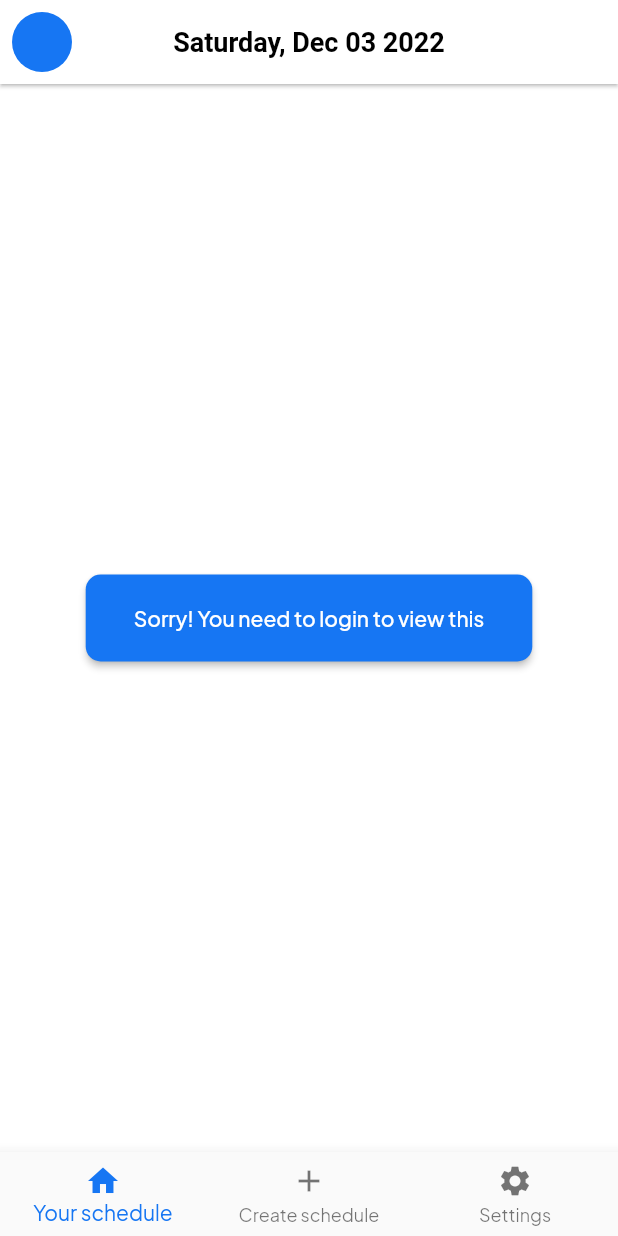
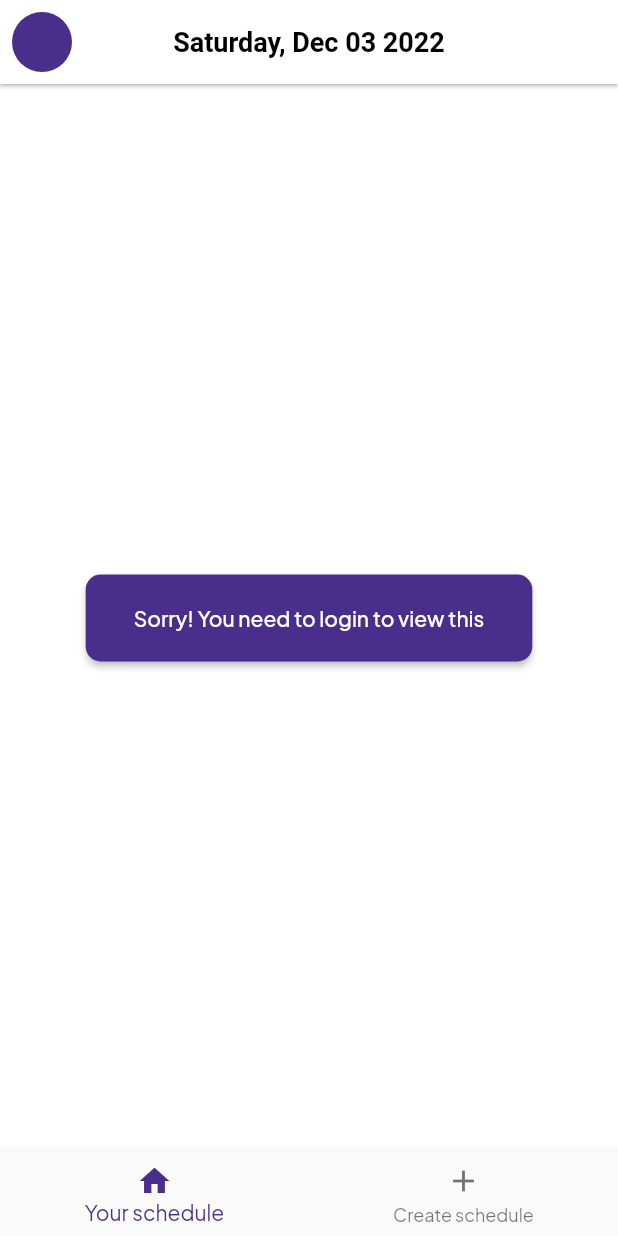
Before and after one commit to chuonglam/schedule_booking, a Flutter app: the screen it shows after launch, on a phone screen of 412 x 824 dp. Run offline on Flutter 3.47's test engine with Material 2 defaults, Android fonts, the phone set to English and light mode, and no system bars; our stand-ins replace flutter_svg, get, get_it, google_fonts, injectable, parse_server_sdk.

Commit message:
fix main screen ui

```diff
--- a/lib/common/styles.dart
+++ b/lib/common/styles.dart
@@ -33,18 +33,18 @@ class AppStyles {
   );
 
   static const MaterialColor mainColor = MaterialColor(
-    0xFF1676F3,
+    0xFF4A2E8C,
     {
-      50: Color(0xFF1676F3),
-      100: Color(0xFF1676F3),
-      200: Color(0xFF1676F3),
-      300: Color(0xFF1676F3),
-      400: Color(0xFF1676F3),
-      500: Color(0xFF1676F3),
-      600: Color(0xFF1676F3),
-      700: Color(0xFF1676F3),
-      800: Color(0xFF1676F3),
-      900: Color(0xFF1676F3)
+      50: Color(0xFF4A2E8C),
+      100: Color(0xFF4A2E8C),
+      200: Color(0xFF4A2E8C),
+      300: Color(0xFF4A2E8C),
+      400: Color(0xFF4A2E8C),
+      500: Color(0xFF4A2E8C),
+      600: Color(0xFF4A2E8C),
+      700: Color(0xFF4A2E8C),
+      800: Color(0xFF4A2E8C),
+      900: Color(0xFF4A2E8C)
     },
   );
 
@@ -75,7 +75,7 @@ class AppStyles {
           fontSize: 14,
           color: AppStyles.mainColor,
         ),
-        unselectedLabelTextStyle: AppStyles.medium.copyWith(
+        unselectedLabelTextStyle: AppStyles.regular.copyWith(
           color: const Color(0xff757575),
           fontSize: 14,
         ),
--- a/lib/screens/home/home_screen.dart
+++ b/lib/screens/home/home_screen.dart
@@ -1,5 +1,6 @@
 import 'package:flutter/material.dart';
 import 'package:schedule_booking/common/exts.dart';
+import 'package:schedule_booking/common/styles.dart';
 
 class UserScheduleScreen extends StatelessWidget {
   const UserScheduleScreen({super.key});
@@ -7,9 +8,17 @@ class UserScheduleScreen extends StatelessWidget {
   @override
   Widget build(BuildContext context) {
     final bool isMediumOrLargeScreen = !context.isSmallScreen;
-    return Scaffold(
-      body: CustomScrollView(
+    return CustomScrollView(
       slivers: [
+        SliverToBoxAdapter(
+          child: Padding(
+            padding: const EdgeInsets.all(16.0),
+            child: Text(
+              "Your schedule",
+              style: AppStyles.semiBold.copyWith(fontSize: 28.5),
+            ),
+          ),
+        ),
         SliverPadding(
           padding: const EdgeInsets.all(16),
           sliver: SliverGrid(
@@ -27,7 +36,6 @@ class UserScheduleScreen extends StatelessWidget {
           ),
         ),
       ],
-      ),
     );
   }
 }
--- a/lib/screens/main/main_screen.dart
+++ b/lib/screens/main/main_screen.dart
@@ -1,6 +1,8 @@
 import 'package:flutter/material.dart';
+import 'package:flutter_svg/svg.dart';
 import 'package:get/get.dart';
 import 'package:schedule_booking/common/exts.dart';
+import 'package:schedule_booking/common/styles.dart';
 import 'package:schedule_booking/screens/auth/auth_controller.dart';
 import 'package:schedule_booking/screens/auth/auth_screen.dart';
 import 'package:schedule_booking/screens/create_schedule/create_schedule_screen.dart';
@@ -43,20 +45,34 @@ class _MainScreenState extends State<MainScreen> {
                   _selectedIndex = value;
                 });
               },
-              destinations: const [
+              destinations: [
                 NavigationRailDestination(
-                  icon: Icon(Icons.home),
-                  label: Text(
-                    "Your schedule",
+                  icon: SvgPicture.asset(
+                    "assets/svg/ic_overview.svg",
+                    width: 20,
+                    height: 20,
+                  ),
+                  label: const Text("Your schedule"),
+                  selectedIcon: SvgPicture.asset(
+                    "assets/svg/ic_overview.svg",
+                    color: AppStyles.mainColor,
+                    width: 20,
+                    height: 20,
                   ),
                 ),
                 NavigationRailDestination(
-                  icon: Icon(Icons.add),
-                  label: Text("Create schedule"),
-                ),
-                NavigationRailDestination(
-                  icon: Icon(Icons.settings),
-                  label: Text("Setting"),
+                  icon: SvgPicture.asset(
+                    "assets/svg/ic_schedule.svg",
+                    width: 20,
+                    height: 20,
+                  ),
+                  label: const Text("Create schedule"),
+                  selectedIcon: SvgPicture.asset(
+                    "assets/svg/ic_schedule.svg",
+                    color: AppStyles.mainColor,
+                    width: 20,
+                    height: 20,
+                  ),
                 ),
               ],
               selectedIndex: _selectedIndex,
@@ -67,12 +83,11 @@ class _MainScreenState extends State<MainScreen> {
               children: [
                 GetX<AuthController>(builder: (authController) {
                   if (authController.currentUser != null) {
-                    return UserScheduleScreen();
+                    return const UserScheduleScreen();
                   }
-                  return AuthScreen();
+                  return const AuthScreen();
                 }),
                 CreateScheduleScreen(),
-                Container(),
               ],
             ),
           ),
@@ -90,10 +105,6 @@ class _MainScreenState extends State<MainScreen> {
                 BottomNavigationBarItem(
                   icon: Icon(Icons.add),
                   label: "Create schedule",
-                ),
-                BottomNavigationBarItem(
-                  icon: Icon(Icons.settings),
-                  label: "Settings",
                 ),
               ],
               onTap: (value) {
--- a/pubspec.yaml
+++ b/pubspec.yaml
@@ -70,9 +70,8 @@ flutter:
   uses-material-design: true
 
   # To add assets to your application, add an assets section, like this:
-  # assets:
-  #   - images/a_dot_burr.jpeg
-  #   - images/a_dot_ham.jpeg
+  assets:
+    - assets/svg/
 
   # An image asset can refer to one or more resolution-specific "variants", see
   # https://flutter.dev/assets-and-images/#resolution-aware
```
Also changed, not shown: assets/svg/ic_chat.svg (added), assets/svg/ic_overview.svg (added), assets/svg/ic_schedule.svg (added), assets/svg/ic_search.svg (added). Lines whose indentation alone changed are shown as unchanged.
